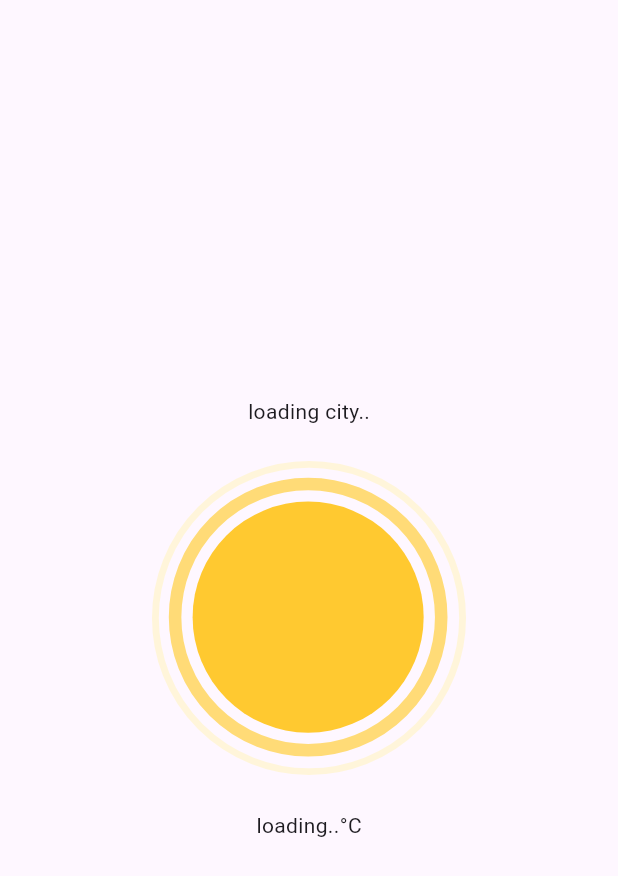
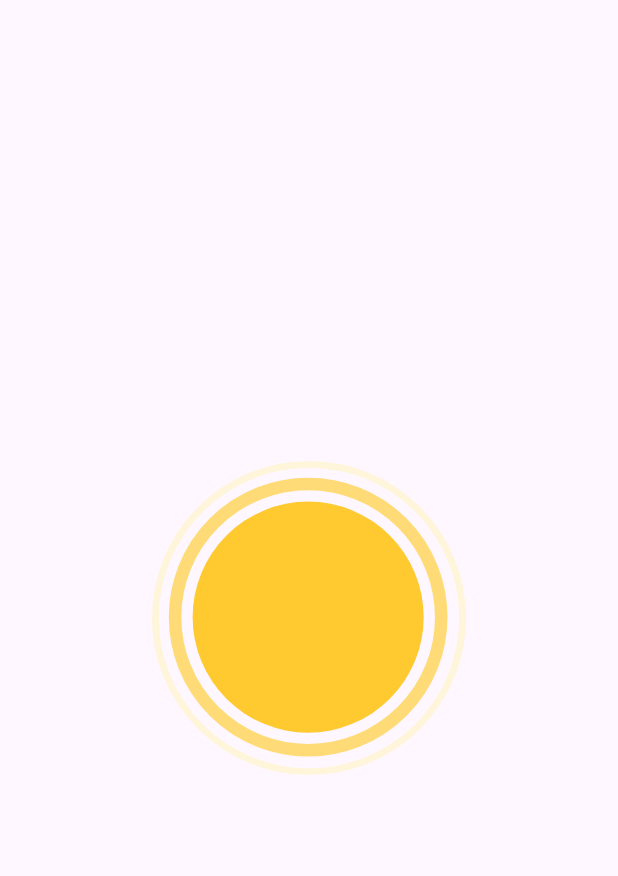
Before and after one commit to n0ndescr1pt/weatherApp, a Flutter app: the screen it shows after launch, on a phone screen of 412 x 824 dp. Shown: the top 876 px of the screen. Run offline on Flutter 3.47's test engine with Material 3 defaults, Android fonts, the phone set to English and light mode, and no system bars; our stand-ins replace geocoding, geolocator, lottie.

Commit message:
add loading

```diff
--- a/lib/main.dart
+++ b/lib/main.dart
@@ -1,5 +1,5 @@
 import 'package:flutter/material.dart';
-import 'package:weather_app/pages/weather_page.dart';
+import 'package:weather_app/pages/loading_or_register.dart';
 
 void main() {
   runApp(const MainApp());
@@ -12,7 +12,7 @@ class MainApp extends StatelessWidget {
   Widget build(BuildContext context) {
     return const MaterialApp(
       debugShowCheckedModeBanner: false,
-      home: WeatherPage(),
+      home: LoadingOrWeather(),
     );
   }
 }
--- a/lib/models/weather_model.dart
+++ b/lib/models/weather_model.dart
@@ -1,9 +1,17 @@
 class Weather {
   final String cityName;
   final double temperature;
+  final double feelsLike;
   final String mainCondition;
+  final String description;
+  final double windSpeed;
+  final int windDeg;
 
   Weather({
+    required this.windSpeed,
+    required this.windDeg,
+    required this.description,
+    required this.feelsLike,
     required this.cityName,
     required this.temperature,
     required this.mainCondition,
@@ -11,6 +19,10 @@ class Weather {
 
   factory Weather.fromJson(Map<String, dynamic> json) {
     return Weather(
+      windSpeed: json['wind']['speed'].toDouble(),
+      windDeg: json['wind']['deg'].toInt(),
+      feelsLike: json['main']['feels_like'].toDouble(),
+      description: json['weather'][0]['description'],
       cityName: json['name'],
       temperature: json['main']['temp'].toDouble(),
       mainCondition: json['weather'][0]['main'],
--- /dev/null
+++ b/lib/pages/loading_or_register.dart
@@ -0,0 +1,51 @@
+import 'package:flutter/material.dart';
+import 'package:weather_app/models/weather_model.dart';
+import 'package:weather_app/pages/loading_page.dart';
+import 'package:weather_app/pages/weather_page.dart';
+import 'package:weather_app/services/weather_services.dart';
+
+class LoadingOrWeather extends StatefulWidget {
+  const LoadingOrWeather({super.key});
+
+  @override
+  State<LoadingOrWeather> createState() => _LoadingOrWeatherState();
+}
+
+class _LoadingOrWeatherState extends State<LoadingOrWeather> {
+  bool showLoadingPage = true;
+
+  final _weatherService = WeatherServices('a95bb1cb972033f4badbb0bda58660aa');
+
+  late Weather _weather;
+
+  _fetchWeather() async {
+    String cityName = await _weatherService.getCurrentCity();
+
+    try {
+      final weather = await _weatherService.getWeather(cityName);
+      setState(() {
+        _weather = weather;
+        showLoadingPage = !showLoadingPage ;
+      });
+    } catch (e) {
+      print(e);
+    }
+  }
+
+  @override
+  void initState() {
+    super.initState();
+
+    _fetchWeather();
+  }
+
+
+  @override
+  Widget build(BuildContext context) {
+    if(showLoadingPage){
+      return const LoadingPage();
+    } else {
+      return WeatherPage(weather: _weather,);
+    }
+  }
+}
--- /dev/null
+++ b/lib/pages/loading_page.dart
@@ -0,0 +1,18 @@
+import 'package:flutter/material.dart';
+import 'package:lottie/lottie.dart';
+
+class LoadingPage extends StatefulWidget {
+  const LoadingPage({super.key});
+
+  @override
+  State<LoadingPage> createState() => _LoadingPageState();
+}
+
+class _LoadingPageState extends State<LoadingPage> {
+  @override
+  Widget build(BuildContext context) {
+    return Scaffold(
+      body: Center(child: Lottie.asset('assets/sunny.json')),
+    );
+  }
+}
--- a/lib/pages/weather_page.dart
+++ b/lib/pages/weather_page.dart
@@ -1,74 +1,63 @@
 import 'package:flutter/material.dart';
 import 'package:lottie/lottie.dart';
 import 'package:weather_app/models/weather_model.dart';
-import 'package:weather_app/services/weather_services.dart';
 
 class WeatherPage extends StatefulWidget {
-  const WeatherPage({super.key});
+  final Weather weather;
+  const WeatherPage({super.key, required this.weather});
 
   @override
   State<WeatherPage> createState() => _WeatherPageState();
 }
 
 class _WeatherPageState extends State<WeatherPage> {
-  final _weatherService = WeatherServices('a95bb1cb972033f4badbb0bda58660aa');
-  Weather? _weather;
 
-  _fetchWeather() async {
-    String cityName = await _weatherService.getCurrentCity();
 
-    try {
-      final weather = await _weatherService.getWeather(cityName);
-      setState(() {
-        _weather = weather;
-      });
-    } catch (e) {
-      print(e);
-    }
-  }
 
-  String getWeatherAnimation(String? mainCondition){
-    if(mainCondition == null) return 'assets/sunny.json';
+  String getWeatherAnimation(String? mainCondition) {
+    if (mainCondition == null) return 'assets/sunny.json';
 
-    switch (mainCondition.toLowerCase()){
+    switch (mainCondition.toLowerCase()) {
       case 'clouds':
         return 'assets/cloud.json';
-      case 'mist':
       case 'smoke':
-      case 'haze':
-      case 'dust':
-      case 'fog':
+        return 'assets/smoke.json';
+      case 'snow':
+        return 'assets/snow.json';
       case 'rain':
         return 'assets/rainy.json';
-      case 'drizzle':
-      case 'shower rain':
       case 'thunderstorm':
         return 'assets/thunder.json';
       case 'clear':
         return 'assets/sunny.json';
       default:
         return 'assets/sunny.json';
-
     }
-  }
-
-  @override
-  void initState() {
-    super.initState();
-
-    _fetchWeather();
   }
 
   @override
   Widget build(BuildContext context) {
     return Scaffold(
       body: Center(
-        child: Column(
-          mainAxisAlignment: MainAxisAlignment.center,
+        child: ListView(
+          padding: const EdgeInsets.all(16),
           children: [
-            Text(_weather?.cityName ?? "loading city.."),
-            Lottie.asset(getWeatherAnimation(_weather?.mainCondition)),
-            Text("${_weather?.temperature.round() ?? "loading.."}°C"),
+            const SizedBox(height: 20,),
+            const Text("Right now"),
+            Text(widget.weather.description),
+            Text("${widget.weather.windSpeed} m/s winds from "),
+            Row(
+              children: [
+                Lottie.asset(getWeatherAnimation(widget.weather.mainCondition), width: 150),
+                Column(
+                  children: [
+                    Text("${widget.weather.temperature.round() }°"),
+                    Text("Feels like ${widget.weather.feelsLike.round() }°"),
+                  ],
+                ),
+              ],
+            ),
+
           ],
         ),
       ),
--- a/pubspec.yaml
+++ b/pubspec.yaml
@@ -7,6 +7,7 @@ environment:
   sdk: '>=3.2.1 <4.0.0'
 
 dependencies:
+  carousel_slider: ^4.2.1
   flutter:
     sdk: flutter
   geocoding: ^2.2.0
```
Also changed, not shown: assets/smoke.json (added, +1 -0 lines), assets/snow.json (added, +1 -0 lines), lib/components/my_textields.dart (added, +15 -0 lines), pubspec.lock, 1 other file.
